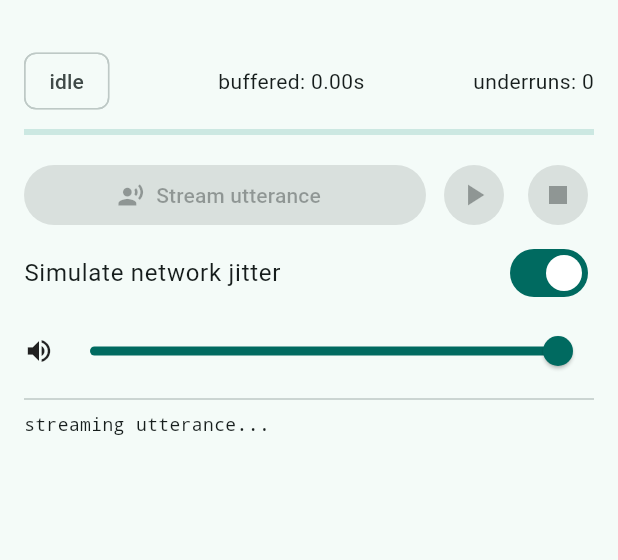
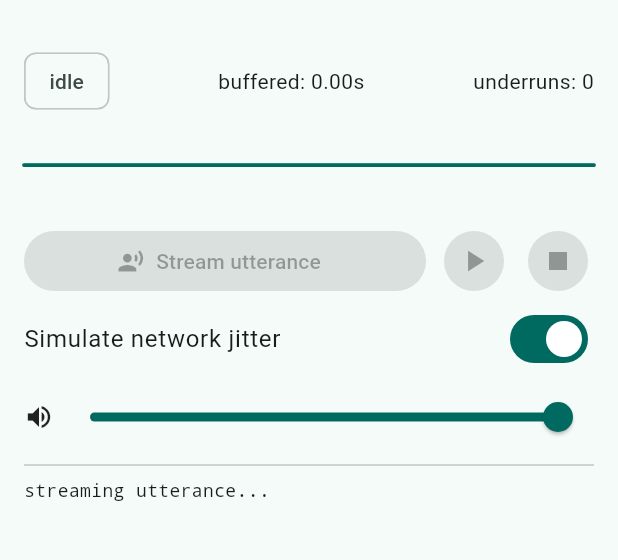
Before and after one commit to adrianczuczka/audio_stream_player, a Flutter app: the screen it shows after launch, after a tap on "Stream utterance", on a phone screen of 412 x 824 dp, the part 63-623 px from its top. Run offline on Flutter 3.47's test engine with Material 3 defaults, Android fonts, the phone set to English and light mode, and no system bars.

Commit message:
Replace buffer bar with animated wave gauge, re-record demo GIF
The linear gauge was scaled to 2s so the demo's ~0.2s buffer barely
moved it. The wave flatlines when the buffer is starved and swells as
it fills (full at 300ms), making underrun recovery visible. Wrapped in
a RepaintBoundary so the 60fps repaint stays off the feed loop's back,
and tuned the jitter simulation so the buffer builds between hiccups.

Co-Authored-By: Claude Fable 5 <noreply@anthropic.com>
Claude-Session: https://claude.ai/code/session_01Q4dUm353hB5y5gvN9TySp2

```diff
--- a/example/lib/main.dart
+++ b/example/lib/main.dart
@@ -82,11 +82,12 @@ class _DemoPageState extends State<DemoPage> {
       for (final chunk in _synthesizeUtterance(random)) {
         await player.feed(chunk);
         if (_simulateNetworkJitter) {
-          // Chunks carry ~100ms of audio but arrive every 60-140ms, with an
-          // occasional 400ms hiccup that demonstrates underrun recovery.
+          // Chunks carry ~100ms of audio but arrive every 50-120ms, so the
+          // buffer slowly builds; an occasional 400ms hiccup drains it and
+          // demonstrates underrun recovery.
           final hiccup = random.nextInt(10) == 0;
           await Future<void>.delayed(
-            Duration(milliseconds: hiccup ? 400 : 60 + random.nextInt(80)),
+            Duration(milliseconds: hiccup ? 400 : 50 + random.nextInt(70)),
           );
         }
         if (!_streaming) return; // stopped mid-stream
@@ -186,8 +187,8 @@ class _DemoPageState extends State<DemoPage> {
                     ],
                   ),
                   const SizedBox(height: 8),
-                  LinearProgressIndicator(
-                    value: min(_buffered.inMilliseconds / 2000, 1),
+                  _BufferWave(
+                    amplitude: min(_buffered.inMilliseconds / 300, 1),
                   ),
                   const SizedBox(height: 16),
                   Row(
@@ -259,3 +260,105 @@ class _DemoPageState extends State<DemoPage> {
     );
   }
 }
+
+/// Buffered-audio gauge drawn as a travelling wave: flat when the buffer is
+/// empty, full height at 300ms buffered.
+class _BufferWave extends StatefulWidget {
+  const _BufferWave({required this.amplitude});
+
+  /// Buffer fill fraction, 0..1.
+  final double amplitude;
+
+  @override
+  State<_BufferWave> createState() => _BufferWaveState();
+}
+
+class _BufferWaveState extends State<_BufferWave>
+    with SingleTickerProviderStateMixin {
+  late final AnimationController _phase = AnimationController(
+    vsync: this,
+    duration: const Duration(milliseconds: 1400),
+  )..repeat();
+
+  @override
+  void dispose() {
+    _phase.dispose();
+    super.dispose();
+  }
+
+  @override
+  Widget build(BuildContext context) {
+    final color = Theme.of(context).colorScheme.primary;
+    return TweenAnimationBuilder<double>(
+      tween: Tween(end: widget.amplitude),
+      duration: const Duration(milliseconds: 250),
+      curve: Curves.easeOut,
+      builder: (context, amplitude, _) => SizedBox(
+        height: 48,
+        // Without the boundary every wave frame repaints the whole page,
+        // which is enough jank to starve the feed loop on debug builds.
+        child: RepaintBoundary(
+          child: AnimatedBuilder(
+            animation: _phase,
+            builder: (context, _) => CustomPaint(
+              size: Size.infinite,
+              painter: _WavePainter(
+                phase: _phase.value,
+                amplitude: amplitude,
+                color: color,
+              ),
+            ),
+          ),
+        ),
+      ),
+    );
+  }
+}
+
+class _WavePainter extends CustomPainter {
+  const _WavePainter({
+    required this.phase,
+    required this.amplitude,
+    required this.color,
+  });
+
+  final double phase;
+  final double amplitude;
+  final Color color;
+
+  @override
+  void paint(Canvas canvas, Size size) {
+    final mid = size.height / 2;
+    final maxAmp = size.height / 2 - 4;
+    final paint = Paint()
+      ..style = PaintingStyle.stroke
+      ..strokeCap = StrokeCap.round;
+
+    void wave(double amp, double phaseOffset, int alpha, double strokeWidth) {
+      paint
+        ..color = color.withAlpha(alpha)
+        ..strokeWidth = strokeWidth;
+      final path = Path();
+      for (var x = 0.0; x <= size.width; x += 2) {
+        final t = x / size.width;
+        // Taper toward the edges so the wave fades out at both ends.
+        final taper = sin(pi * t);
+        final y = mid +
+            amp * maxAmp * taper * sin(2 * pi * (2.5 * t - phase) + phaseOffset);
+        if (x == 0) {
+          path.moveTo(x, y);
+        } else {
+          path.lineTo(x, y);
+        }
+      }
+      canvas.drawPath(path, paint);
+    }
+
+    wave(amplitude, 0, 255, 2.5);
+    wave(amplitude * 0.6, pi / 2, 90, 2);
+  }
+
+  @override
+  bool shouldRepaint(_WavePainter old) =>
+      old.phase != phase || old.amplitude != amplitude || old.color != color;
+}
```
Also changed, not shown: doc/demo.gif.
